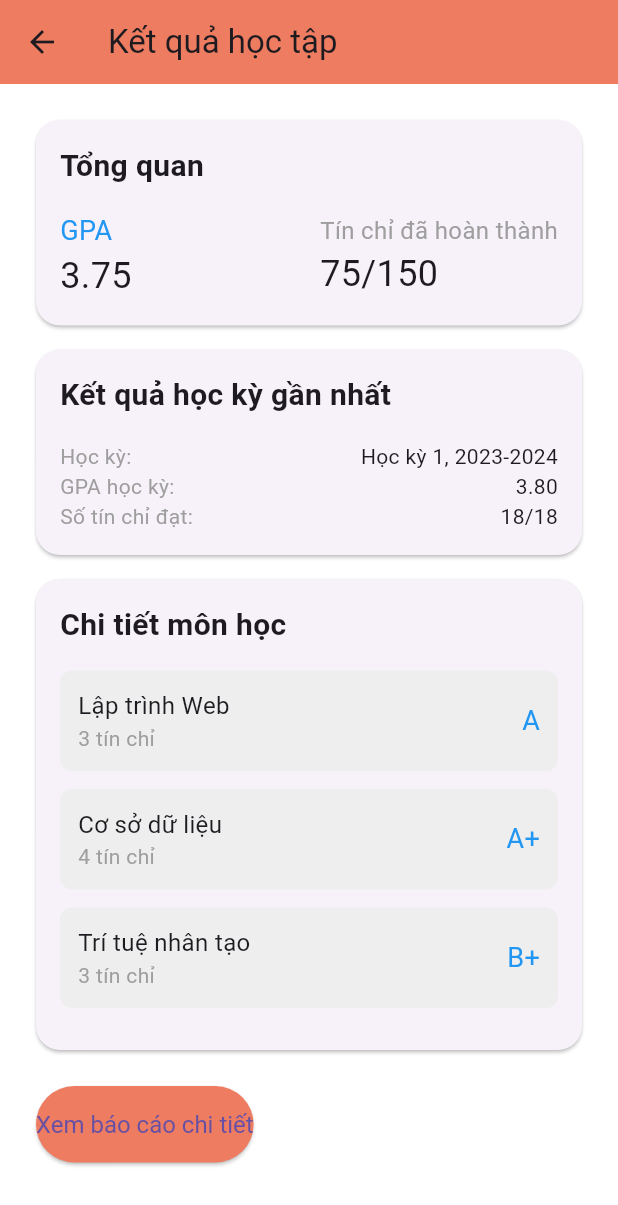
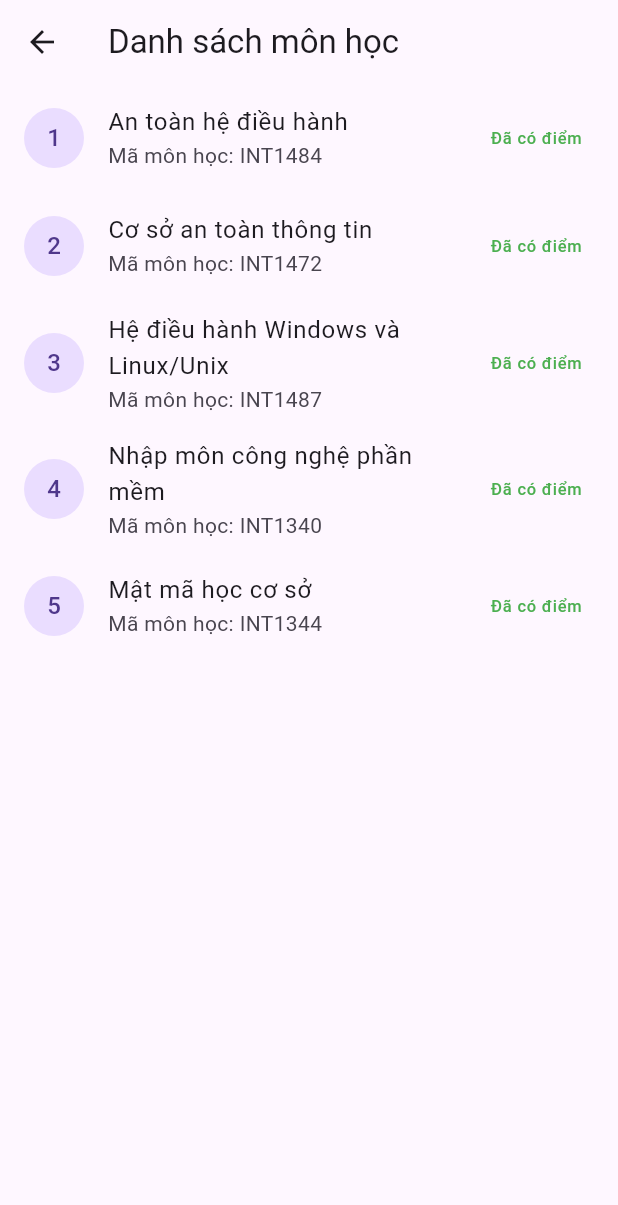
Before and after one commit to chuminhduc5/FIT_DNU, a Flutter app: the ScoreScreen screen opened directly, on a phone screen of 412 x 824 dp. Shown: the top 1205 px of the screen. Run offline on Flutter 3.47's test engine with Material 3 defaults, Android fonts, the phone set to English and light mode, and no system bars; our stand-ins replace bloc, dartz, dio, equatable, flutter_bloc, flutter_dotenv and 3 more; accounts and stored records are empty.

Commit message:
Update main

```diff
--- a/lib/app_view.dart
+++ b/lib/app_view.dart
@@ -125,7 +125,7 @@ class _AppViewState extends State<AppView> {
         },
       ),
       const NotificationScreen(),
-      const ScoreScreen(),
+      ScoreScreen(),
       const UtilScreen(),
       const ProfileScreen(),
     ];
--- a/lib/feature/score/presentation/screens/score_screen.dart
+++ b/lib/feature/score/presentation/screens/score_screen.dart
@@ -1,172 +1,153 @@
 import 'package:flutter/material.dart';
 
-class ScoreScreen extends StatefulWidget {
-  const ScoreScreen({Key? key}) : super(key: key);
+
+// Màn hình hiển thị danh sách các môn học
+class ScoreScreen extends StatelessWidget {
+  final List<Map<String, String>> courses = [
+    {'name': 'An toàn hệ điều hành', 'code': 'INT1484'},
+    {'name': 'Cơ sở an toàn thông tin', 'code': 'INT1472'},
+    {'name': 'Hệ điều hành Windows và Linux/Unix', 'code': 'INT1487'},
+    {'name': 'Nhập môn công nghệ phần mềm', 'code': 'INT1340'},
+    {'name': 'Mật mã học cơ sở', 'code': 'INT1344'},
+  ];
 
   @override
-  State<ScoreScreen> createState() => _ScoreScreenState();
-}
-
-class _ScoreScreenState extends State<ScoreScreen> {
-  @override
   Widget build(BuildContext context) {
-    return GestureDetector(
-      onTap: () => FocusScope.of(context).unfocus(),
-      child: Scaffold(
-        backgroundColor: Colors.white,
-        appBar: AppBar(
-          title: Text('Kết quả học tập'),
-          backgroundColor: Color(0xFFEE7C60),
-        ),
-        body: SafeArea(
-          child: Padding(
-            padding: EdgeInsets.all(24),
-            child: SingleChildScrollView(
-              child: Column(
-                crossAxisAlignment: CrossAxisAlignment.start,
-                children: [
-                  _buildOverviewCard(),
-                  _buildSemesterResultCard(),
-                  _buildSubjectDetailCard(),
-                  ElevatedButton(
-                    onPressed: () {
-                      print('Xem báo cáo chi tiết');
-                    },
-                    child: Text('Xem báo cáo chi tiết'),
-                    style: ElevatedButton.styleFrom(
-                      backgroundColor: Color(0xFFEE7C60), // Button color
-                      padding: EdgeInsets.symmetric(vertical: 16),
-                      textStyle: TextStyle(fontSize: 16),
-                    ),
-                  ),
-                ],
-              ),
-            ),
-          ),
-        ),
+    return Scaffold(
+      appBar: AppBar(
+        title: Text('Danh sách môn học'),
+      ),
+      body: ListView.builder(
+        itemCount: courses.length,
+        itemBuilder: (context, index) {
+          return ListTile(
+            leading: CircleAvatar(child: Text('${index + 1}')),
+            title: Text(courses[index]['name']!),
+            subtitle: Text('Mã môn học: ${courses[index]['code']}'),
+            trailing: Text('Đã có điểm', style: TextStyle(color: Colors.green)),
+            onTap: () {
+              Navigator.push(
+                context,
+                MaterialPageRoute(
+                  builder: (context) => CourseScoreScreen(courseName: courses[index]['name']!),
+                ),
+              );
+            },
+          );
+        },
       ),
     );
   }
+}
 
-  Widget _buildOverviewCard() {
-    return Card(
-      margin: EdgeInsets.only(bottom: 16),
-      shape: RoundedRectangleBorder(borderRadius: BorderRadius.circular(16)),
-      child: Padding(
-        padding: EdgeInsets.all(16),
+// Màn hình hiển thị chi tiết điểm của môn học
+class CourseScoreScreen extends StatelessWidget {
+  final String courseName;
+
+  CourseScoreScreen({required this.courseName});
+
+  @override
+  Widget build(BuildContext context) {
+    return Scaffold(
+      appBar: AppBar(
+        title: Text(courseName),
+        backgroundColor: Colors.white,
+        foregroundColor: Colors.black,
+        elevation: 0,
+      ),
+      body: Padding(
+        padding: const EdgeInsets.all(16.0),
         child: Column(
           crossAxisAlignment: CrossAxisAlignment.start,
           children: [
-            Text('Tổng quan',
-                style: TextStyle(fontSize: 20, fontWeight: FontWeight.bold)),
-            SizedBox(height: 16),
-            Row(
-              mainAxisAlignment: MainAxisAlignment.spaceBetween,
-              children: [
-                _buildGPAInfo(),
-                _buildCreditsInfo(),
-              ],
+            Text(
+              'Ngày công bố điểm thi: 10/08/2021\nNgày kết thúc tiếp nhận phúc khảo: 17/08/2021',
+              style: TextStyle(color: Colors.grey[600]),
+            ),
+            SizedBox(height: 20),
+            DetailedPointsRow(title: 'Chuyên cần (10%)', score: '3.5'),
+            DetailedPointsRow(title: 'Kiểm tra thường xuyên (10%)', score: '6.5'),
+            DetailedPointsRow(title: 'Điểm bài tập (20%)', score: '5.5'),
+            DetailedPointsRow(title: 'Điểm thi lần 1 (60%)', score: '0'),
+            DetailedPointsRow(title: 'Điểm thi lần 2 (60%)', score: '6.5'),
+            Divider(color: Colors.grey),
+            TotalScoreRow(title: 'Tổng kết số:', score: '6'),
+            TotalScoreRow(title: 'Tổng kết chữ:', score: 'C'),
+            SizedBox(height: 10),
+            Text(
+              '* Bạn có 1 tuần từ ngày công bố để thực hiện phúc khảo tại Trung tâm Khảo thí và đảm bảo chất lượng Giáo dục, sau thời gian trên, điểm sẽ chính thức được ghi nhận vào hệ thống',
+              style: TextStyle(color: Colors.red, fontSize: 12),
+            ),
+            SizedBox(height: 10),
+            Text(
+              '* Sinh viên có thắc mắc về điểm số có thể gửi câu hỏi tới Trung tâm khảo thí và nhận câu trả lời tại đây',
+              style: TextStyle(color: Colors.red, fontSize: 12),
+            ),
+            SizedBox(height: 20),
+            Center(
+              child: ElevatedButton(
+                onPressed: () {},
+                style: ElevatedButton.styleFrom(
+                  backgroundColor: Colors.red,
+                  padding: EdgeInsets.symmetric(horizontal: 40, vertical: 12),
+                ),
+                child: Text('Hỗ trợ kỹ thuật'),
+              ),
             ),
           ],
         ),
       ),
     );
   }
+}
 
-  Widget _buildGPAInfo() {
-    return Column(
-      crossAxisAlignment: CrossAxisAlignment.start,
-      children: [
-        Text('GPA', style: TextStyle(color: Colors.blue, fontSize: 18)),
-        Text('3.75', style: TextStyle(fontSize: 24)),
-      ],
-    );
-  }
+class DetailedPointsRow extends StatelessWidget {
+  final String title;
+  final String score;
 
-  Widget _buildCreditsInfo() {
-    return Column(
-      crossAxisAlignment: CrossAxisAlignment.start,
-      children: [
-        Text('Tín chỉ đã hoàn thành',
-            style: TextStyle(color: Colors.grey, fontSize: 16)),
-        Text('75/150', style: TextStyle(fontSize: 24)),
-      ],
-    );
-  }
+  DetailedPointsRow({required this.title, required this.score});
 
-  Widget _buildSemesterResultCard() {
-    return Card(
-      margin: EdgeInsets.only(bottom: 16),
-      shape: RoundedRectangleBorder(borderRadius: BorderRadius.circular(16)),
-      child: Padding(
-        padding: EdgeInsets.all(16),
-        child: Column(
-          crossAxisAlignment: CrossAxisAlignment.start,
-          children: [
-            Text('Kết quả học kỳ gần nhất',
-                style: TextStyle(fontSize: 20, fontWeight: FontWeight.bold)),
-            SizedBox(height: 16),
-            _buildSemesterRow('Học kỳ:', 'Học kỳ 1, 2023-2024'),
-            _buildSemesterRow('GPA học kỳ:', '3.80'),
-            _buildSemesterRow('Số tín chỉ đạt:', '18/18'),
-          ],
-        ),
-      ),
-    );
-  }
-
-  Widget _buildSemesterRow(String title, String value) {
-    return Row(
-      mainAxisAlignment: MainAxisAlignment.spaceBetween,
-      children: [
-        Text(title, style: TextStyle(color: Colors.grey)),
-        Text(value),
-      ],
-    );
-  }
-
-  Widget _buildSubjectDetailCard() {
-    return Card(
-      margin: EdgeInsets.only(bottom: 24),
-      shape: RoundedRectangleBorder(borderRadius: BorderRadius.circular(16)),
-      child: Padding(
-        padding: EdgeInsets.all(16),
-        child: Column(
-          crossAxisAlignment: CrossAxisAlignment.start,
-          children: [
-            Text('Chi tiết môn học',
-                style: TextStyle(fontSize: 20, fontWeight: FontWeight.bold)),
-            SizedBox(height: 16),
-            _buildSubjectRow('Lập trình Web', '3 tín chỉ', 'A'),
-            _buildSubjectRow('Cơ sở dữ liệu', '4 tín chỉ', 'A+'),
-            _buildSubjectRow('Trí tuệ nhân tạo', '3 tín chỉ', 'B+'),
-          ],
-        ),
-      ),
-    );
-  }
-
-  Widget _buildSubjectRow(String subject, String credits, String grade) {
-    return Container(
-      margin: EdgeInsets.only(bottom: 12),
-      padding: EdgeInsets.all(12),
-      decoration: BoxDecoration(
-        color: Colors.grey[200],
-        borderRadius: BorderRadius.circular(8),
-      ),
+  @override
+  Widget build(BuildContext context) {
+    return Padding(
+      padding: const EdgeInsets.symmetric(vertical: 8.0),
       child: Row(
         mainAxisAlignment: MainAxisAlignment.spaceBetween,
         children: [
-          Column(
-            crossAxisAlignment: CrossAxisAlignment.start,
-            children: [
-              Text(subject, style: TextStyle(fontSize: 16)),
-              Text(credits, style: TextStyle(color: Colors.grey)),
-            ],
+          Text(title),
+          Text(
+            score,
+            style: TextStyle(color: Colors.red),
           ),
-          Text(grade, style: TextStyle(color: Colors.blue, fontSize: 18)),
         ],
       ),
     );
   }
 }
+
+class TotalScoreRow extends StatelessWidget {
+  final String title;
+  final String score;
+
+  TotalScoreRow({required this.title, required this.score});
+
+  @override
+  Widget build(BuildContext context) {
+    return Padding(
+      padding: const EdgeInsets.symmetric(vertical: 4.0),
+      child: Row(
+        mainAxisAlignment: MainAxisAlignment.spaceBetween,
+        children: [
+          Text(
+            title,
+            style: TextStyle(fontWeight: FontWeight.bold, color: Colors.red),
+          ),
+          Text(
+            score,
+            style: TextStyle(fontWeight: FontWeight.bold, color: Colors.red),
+          ),
+        ],
+      ),
+    );
+  }
+}
```
